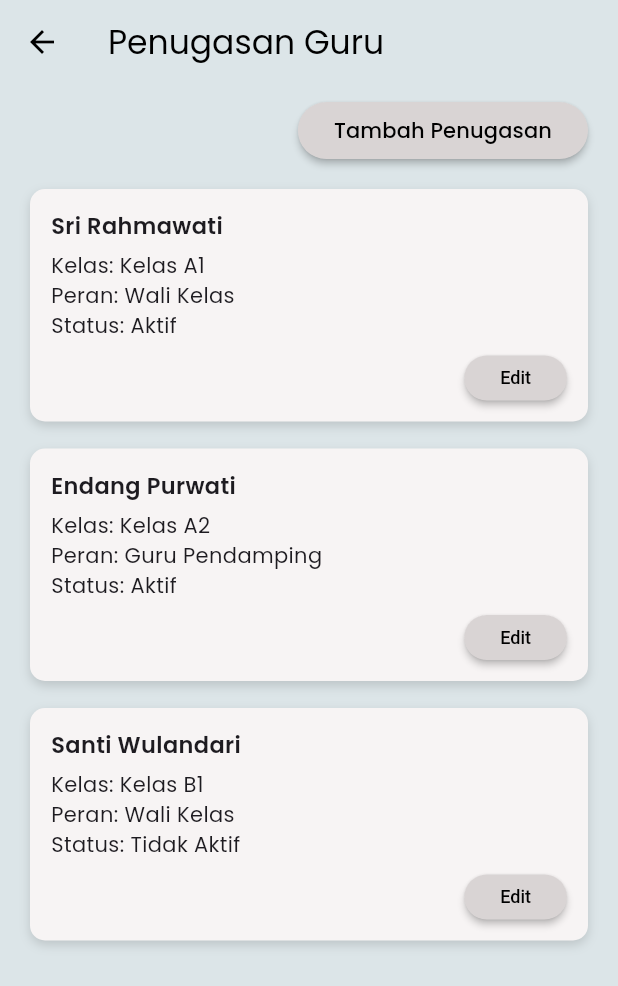
After one commit to danavaaa/smartpaud, a Flutter app: the AdminDashboardPage screen opened directly, after a tap on "Penugasan Guru", on a phone screen of 412 x 824 dp. The commit adds this screen. Shown: the top 986 px of the screen. Run offline on Flutter 3.47's test engine with Material 3 defaults, Android fonts, the phone set to English and light mode, and no system bars; our stand-ins replace supabase_flutter; accounts and stored records are empty.

Commit message:
halaman penugasan guru

```diff
--- a/lib/features/admin/admin_dashboard.dart
+++ b/lib/features/admin/admin_dashboard.dart
@@ -1,6 +1,7 @@
 import 'package:flutter/material.dart';
 import 'periode_ajaran/periode_ajaran_page.dart';
 import 'kelas/kelas_page.dart';
+import 'penugasan_guru/penugasan_guru_page.dart';
 
 // halaman dashboard utama admin
 class AdminDashboardPage extends StatelessWidget {
@@ -108,6 +109,19 @@ class AdminDashboardPage extends StatelessWidget {
                   );
                 },
               ),
+              // menu kelola penugasan guru
+              buildMenuButton(
+                context: context,
+                title: 'Penugasan Guru',
+                onTap: () {
+                  Navigator.push(
+                    context,
+                    MaterialPageRoute(
+                      builder: (_) => const PenugasanGuruPage(),
+                    ),
+                  );
+                },
+              ),
             ],
           ),
         ),
--- /dev/null
+++ b/lib/features/admin/penugasan_guru/penugasan_guru_page.dart
@@ -0,0 +1,185 @@
+import 'package:flutter/material.dart';
+
+// Halaman untuk menampilkan dan mengelola daftar penugasan guru
+class PenugasanGuruPage extends StatelessWidget {
+  const PenugasanGuruPage({super.key});
+
+  // Fungsi untuk membuat kartu data penugasan guru
+  Widget buildPenugasanCard({
+    required String namaGuru,
+    required String kelas,
+    required String peran,
+    required String status,
+    required BuildContext context,
+  }) {
+    return Container(
+      // Memberi jarak antar kartu
+      margin: const EdgeInsets.only(bottom: 18),
+
+      // Memberi ruang di dalam kartu
+      padding: const EdgeInsets.all(14),
+
+      // Mengatur tampilan kartu seperti warna, sudut, dan bayangan
+      decoration: BoxDecoration(
+        color: const Color(0xFFF7F4F4),
+        borderRadius: BorderRadius.circular(10),
+        boxShadow: const [
+          BoxShadow(
+            color: Color.fromRGBO(0, 0, 0, 0.14),
+            blurRadius: 5,
+            offset: Offset(0, 3),
+          ),
+        ],
+      ),
+
+      child: Column(
+        crossAxisAlignment: CrossAxisAlignment.start,
+        children: [
+          // Menampilkan nama guru sebagai judul utama
+          Text(
+            namaGuru,
+            style: const TextStyle(fontSize: 15, fontWeight: FontWeight.w600),
+          ),
+
+          const SizedBox(height: 6),
+
+          // Menampilkan informasi kelas
+          Text('Kelas: $kelas'),
+
+          // Menampilkan peran guru
+          Text('Peran: $peran'),
+
+          // Menampilkan status penugasan
+          Text('Status: $status'),
+
+          const SizedBox(height: 10),
+
+          // Tombol edit diletakkan di kanan bawah kartu
+          Row(
+            mainAxisAlignment: MainAxisAlignment.end,
+            children: [
+              SizedBox(
+                height: 30,
+                child: ElevatedButton(
+                  // Fungsi tombol edit
+                  onPressed: () {},
+
+                  // Mengatur tampilan tombol edit
+                  style: ElevatedButton.styleFrom(
+                    backgroundColor: const Color(0xFFD9D4D4),
+                    foregroundColor: Colors.black,
+                    elevation: 2,
+                    shape: RoundedRectangleBorder(
+                      borderRadius: BorderRadius.circular(16),
+                    ),
+                    textStyle: const TextStyle(
+                      fontSize: 12,
+                      fontWeight: FontWeight.w500,
+                    ),
+                  ),
+
+                  child: const Text('Edit'),
+                ),
+              ),
+            ],
+          ),
+        ],
+      ),
+    );
+  }
+
+  // Tampilan utama halaman penugasan guru
+  @override
+  Widget build(BuildContext context) {
+    return Scaffold(
+      // Warna latar belakang halaman
+      backgroundColor: const Color(0xFFDCE5E8),
+
+      // AppBar di bagian atas halaman
+      appBar: AppBar(
+        backgroundColor: const Color(0xFFDCE5E8),
+        elevation: 0,
+        scrolledUnderElevation: 0,
+
+        // Mengatur warna ikon menjadi hitam
+        iconTheme: const IconThemeData(color: Colors.black),
+
+        // Judul halaman
+        title: const Text(
+          'Penugasan Guru',
+          style: TextStyle(color: Colors.black),
+        ),
+      ),
+
+      // Isi halaman
+      body: Padding(
+        // Memberi jarak isi dari tepi layar
+        padding: const EdgeInsets.fromLTRB(20, 12, 20, 20),
+
+        child: Column(
+          children: [
+            // Tombol tambah penugasan diletakkan di kanan atas
+            Align(
+              alignment: Alignment.centerRight,
+              child: SizedBox(
+                height: 38,
+                child: ElevatedButton(
+                  // Fungsi tombol tambah penugasan
+                  onPressed: () {},
+
+                  // Mengatur tampilan tombol
+                  style: ElevatedButton.styleFrom(
+                    backgroundColor: const Color(0xFFD9D4D4),
+                    foregroundColor: Colors.black,
+                    elevation: 2,
+                    shape: RoundedRectangleBorder(
+                      borderRadius: BorderRadius.circular(20),
+                    ),
+                  ),
+
+                  child: const Text('Tambah Penugasan'),
+                ),
+              ),
+            ),
+
+            const SizedBox(height: 20),
+
+            // Expanded digunakan agar ListView mengisi sisa ruang
+            Expanded(
+              child: ListView(
+                children: [
+                  // Data dummy penugasan guru pertama
+                  buildPenugasanCard(
+                    namaGuru: 'Sri Rahmawati',
+                    kelas: 'Kelas A1',
+                    peran: 'Wali Kelas',
+                    status: 'Aktif',
+                    context: context,
+                  ),
+
+                  // Data dummy penugasan guru kedua
+                  buildPenugasanCard(
+                    namaGuru: 'Endang Purwati',
+                    kelas: 'Kelas A2',
+                    peran: 'Guru Pendamping',
+                    status: 'Aktif',
+                    context: context,
+                  ),
+
+                  // Data dummy penugasan guru ketiga
+                  buildPenugasanCard(
+                    namaGuru: 'Santi Wulandari',
+                    kelas: 'Kelas B1',
+                    peran: 'Wali Kelas',
+                    status: 'Tidak Aktif',
+                    context: context,
+                  ),
+                ],
+              ),
+            ),
+          ],
+        ),
+      ),
+    );
+  }
+}
```
